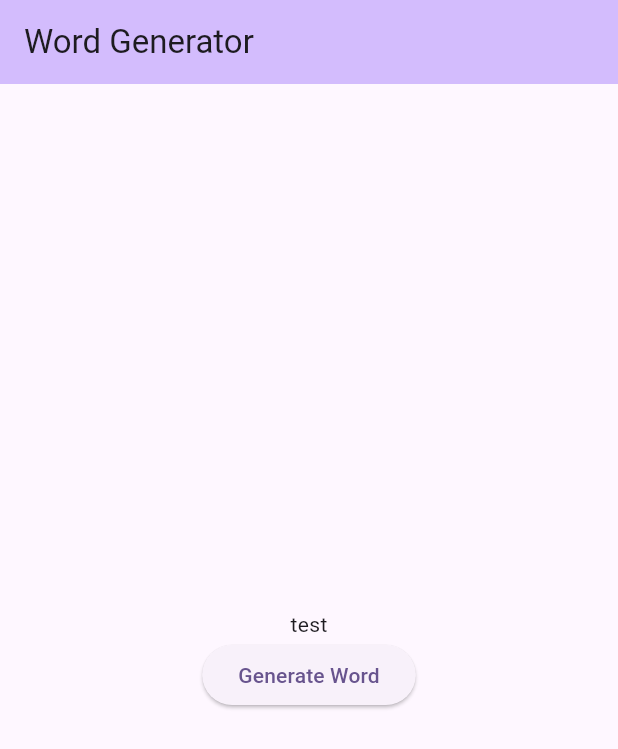
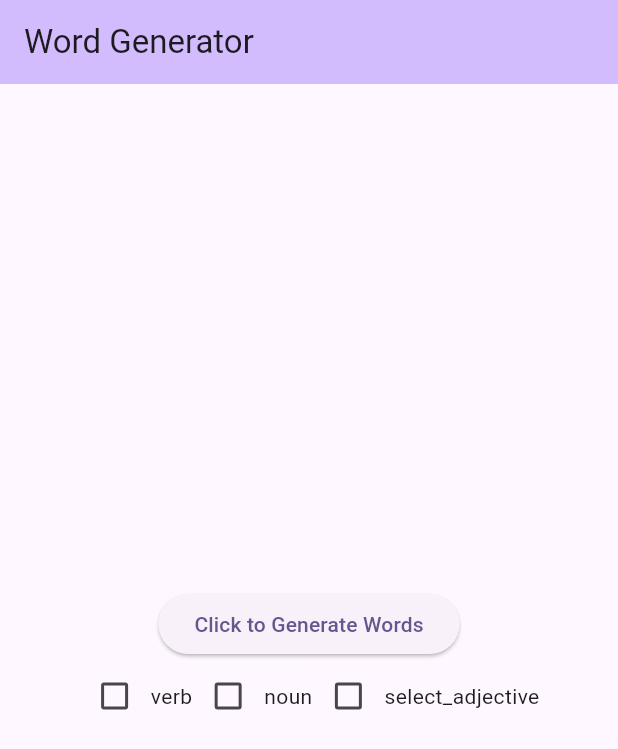
Before and after one commit to xiujk71/flutter-word-generator, a Flutter app: the screen it shows after launch, on a phone screen of 412 x 824 dp. Shown: the top 749 px of the screen. Run offline on Flutter 3.47's test engine with Material 3 defaults, Android fonts, the light colour scheme and no system bars; project files that could hold a hidden picture were left out.

Commit message:
Created three checkbox, in preparation to generate words based on verb, noun or adjective

```diff
--- a/lib/pages/main_screen/main_screen.dart
+++ b/lib/pages/main_screen/main_screen.dart
@@ -15,7 +15,11 @@ class MainScreen extends StatefulWidget
 
 class _MainScreen extends State<MainScreen>
 {
-  String button_string = "test";
+  String button_string = "Click to Generate Words";
+  bool? select_verb = false;
+  bool? select_noun = false;
+  bool? select_adjective = false;
+
   List words = [];
 
     // Fetch content from the json file
@@ -80,14 +84,60 @@ class _MainScreen extends State<MainScreen>
           mainAxisAlignment: MainAxisAlignment.center,
           children: <Widget>
           [
-            Text(button_string),
             ElevatedButton
             (
               onPressed: ()
               {
                 generate_word();
               },
-              child: Text("Generate Word")),
+              child: Text(button_string)
+            ),
+            Row
+            (
+              mainAxisAlignment: MainAxisAlignment.center,
+              children:
+              [
+                Checkbox
+                (
+                  value: select_verb,
+                  onChanged: (bool? to_select_verb)
+                  {
+                    setState(()
+                    {
+                      select_verb = to_select_verb;
+                      print("select_verb: $select_verb");
+                    });
+                  }
+                ),
+                Text("verb"),
+                Checkbox
+                (
+                  value: select_noun,
+                  onChanged: (bool? to_select_noun)
+                  {
+                    setState(()
+                    {
+                      select_noun = to_select_noun;
+                      print("select_noun: $select_noun");
+                    });
+                  }
+                ),
+                Text("noun"),
+                Checkbox
+                (
+                  value: select_adjective,
+                  onChanged: (bool? to_select_adjective)
+                  {
+                    setState(()
+                    {
+                      select_adjective = to_select_adjective;
+                      print("select_adjective: $select_adjective");
+                    });
+                  }
+                ),
+                Text("select_adjective"),
+              ],
+            ),
 
           ],
         ),
```
